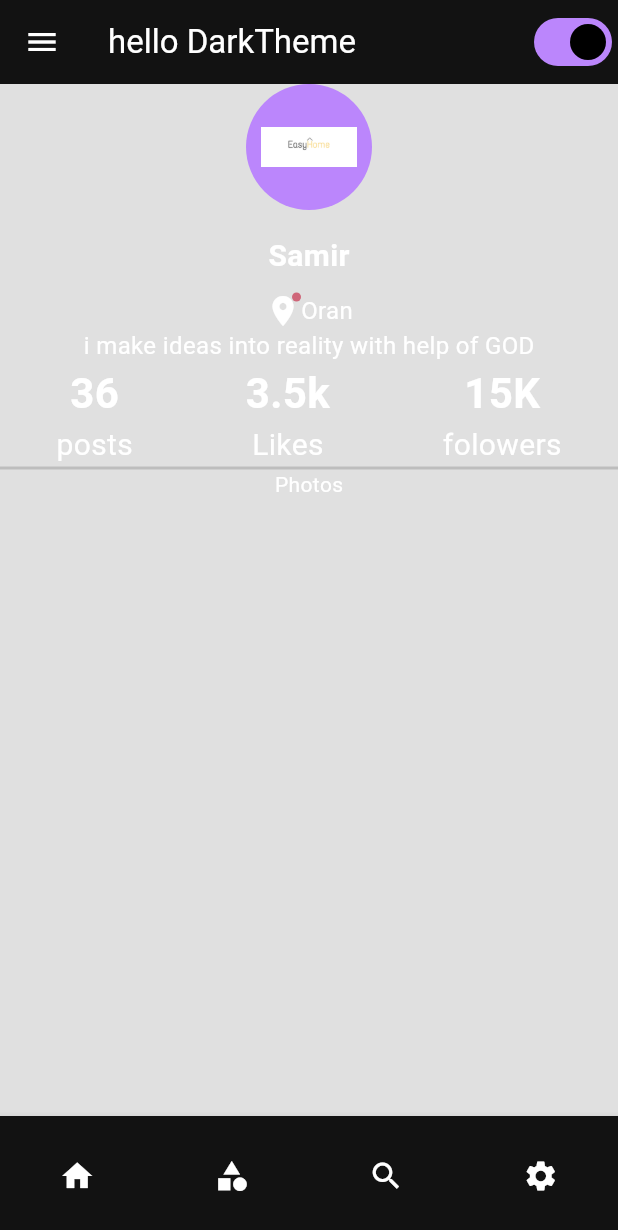
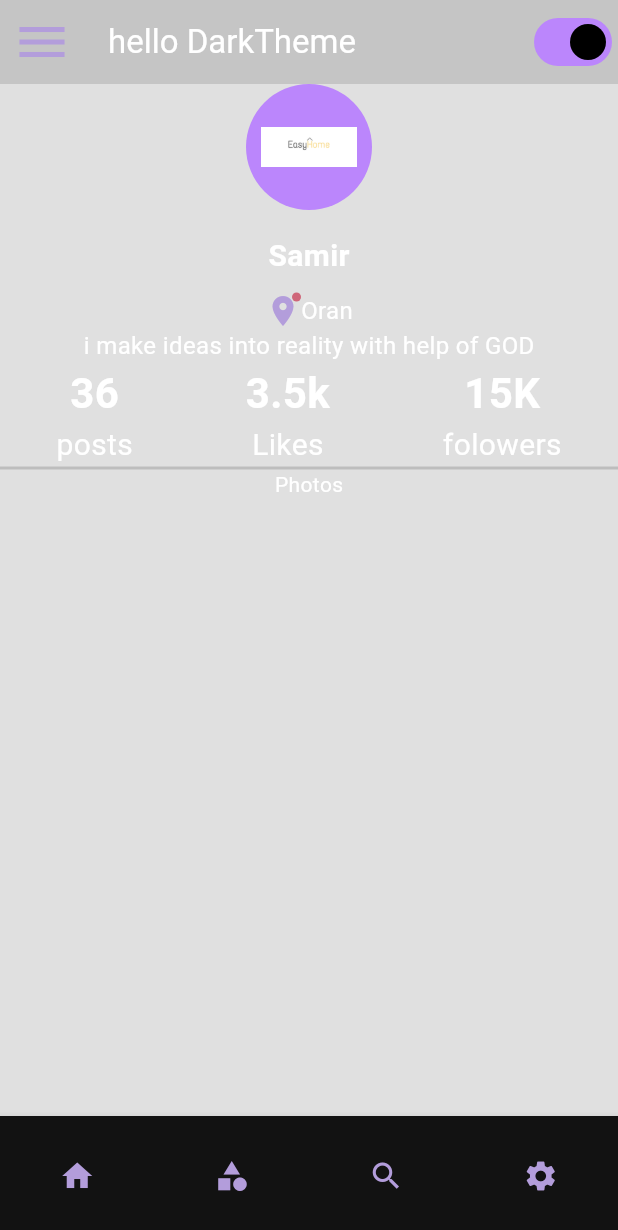
Before and after one commit to RiadHr/theme_test, a Flutter app: the screen it shows after launch, on a phone screen of 412 x 824 dp. Shown: the top 1230 px of the screen. Run offline on Flutter 3.47's test engine with Material 3 defaults, Android fonts, the phone set to English and light mode, and no system bars.

Commit message:
first commit

```diff
--- a/lib/theme/theme.dart
+++ b/lib/theme/theme.dart
@@ -1,3 +1,5 @@
+
+import 'dart:ui';
 
 import 'package:flutter/material.dart';
 
@@ -16,11 +18,20 @@ class MyTheme{
   static final lightTheme = ThemeData(
     scaffoldBackgroundColor: Colors.white,
     colorScheme: ColorScheme.light(),
+    iconTheme: IconThemeData(color: Colors.orange, ),
+    appBarTheme: AppBarTheme(
+      backgroundColor: Colors.white60,
+        iconTheme: IconThemeData(color: Colors.orange,size:lerpDouble(40, 40, 40) ))
 
   );
 
   static final darkTheme = ThemeData(
     scaffoldBackgroundColor: Colors.black12,
-    colorScheme: ColorScheme.dark()
+    colorScheme: ColorScheme.dark(),
+    iconTheme: IconThemeData(color: Colors.deepPurple.shade200),
+    appBarTheme: AppBarTheme(
+
+        color: Colors.black12,
+        iconTheme: IconThemeData(color: Colors.deepPurple.shade200,size: lerpDouble(40, 40, 40)))
   );
 }
```
